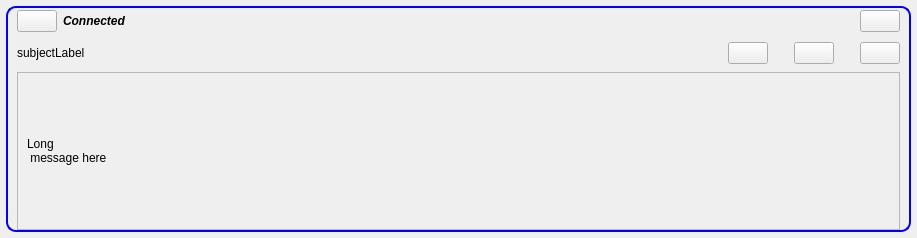
Above: retroshare-gui/src/gui/feeds/MsgItem.ui from RetroShare/RetroShare before the change. Below: the same form after it.
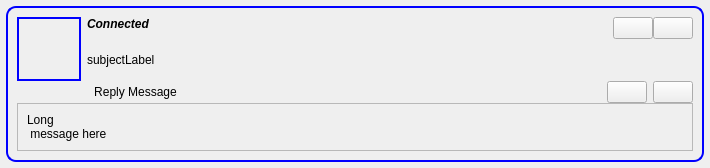
That is the form after the change. Icons and pictures are not drawn.

Commit message: Redesign the Message Item feed

What changed in the file:
```diff
--- a/retroshare-gui/src/gui/feeds/MsgItem.ui
+++ b/retroshare-gui/src/gui/feeds/MsgItem.ui
@@ -6,8 +6,8 @@
    <rect>
     <x>0</x>
     <y>0</y>
-    <width>917</width>
-    <height>238</height>
+    <width>710</width>
+    <height>168</height>
    </rect>
   </property>
   <property name="windowTitle">
@@ -37,52 +37,38 @@
      <property name="frameShadow">
       <enum>QFrame::Raised</enum>
      </property>
-     <layout class="QVBoxLayout">
-      <property name="topMargin">
+     <layout class="QGridLayout" name="gridLayout_2">
+      <property name="verticalSpacing">
        <number>0</number>
       </property>
-      <property name="bottomMargin">
-       <number>0</number>
-      </property>
-      <item>
-       <layout class="QHBoxLayout">
-        <item>
-         <widget class="QPushButton" name="clearButton">
-          <property name="sizePolicy">
-           <sizepolicy hsizetype="Minimum" vsizetype="Fixed">
-            <horstretch>0</horstretch>
-            <verstretch>0</verstretch>
-           </sizepolicy>
-          </property>
-          <property name="toolTip">
-           <string>Remove Item</string>
+      <item row="0" column="0">
+       <widget class="QLabel" name="avatarlabel">
+        <property name="minimumSize">
+         <size>
+          <width>64</width>
+          <height>64</height>
+         </size>
+        </property>
+        <property name="maximumSize">
+         <size>
+          <width>64</width>
+          <height>64</height>
+         </size>
+        </property>
+        <property name="styleSheet">
+         <string notr="true">QLabel#avatarlabel{border: 2px solid blue; 
+background-color: qlineargradient(x1: 0, y1: 0, x2: 0, y2: 1,
+stop: 0 #2291E0, stop: 1 #3EB3FF);
+}</string>
           </property>
           <property name="text">
            <string/>
           </property>
-          <property name="icon">
-           <iconset resource="../images.qrc">
-            <normaloff>:/images/close_normal.png</normaloff>:/images/close_normal.png</iconset>
-          </property>
-         </widget>
-        </item>
-        <item>
-         <spacer>
-          <property name="orientation">
-           <enum>Qt::Horizontal</enum>
-          </property>
-          <property name="sizeType">
-           <enum>QSizePolicy::Preferred</enum>
-          </property>
-          <property name="sizeHint" stdset="0">
-           <size>
-            <width>16</width>
-            <height>26</height>
-           </size>
-          </property>
-         </spacer>
-        </item>
-        <item>
+       </widget>
+      </item>
+      <item row="0" column="1" colspan="4">
+       <layout class="QGridLayout" name="gridLayout">
+        <item row="0" column="0">
          <widget class="QLabel" name="titleLabel">
           <property name="sizePolicy">
            <sizepolicy hsizetype="Minimum" vsizetype="Minimum">
@@ -100,9 +86,12 @@
           <property name="text">
            <string>Connected</string>
           </property>
+          <property name="alignment">
+           <set>Qt::AlignLeading|Qt::AlignLeft|Qt::AlignTop</set>
+          </property>
          </widget>
         </item>
-        <item>
+        <item row="0" column="1">
          <spacer>
           <property name="orientation">
            <enum>Qt::Horizontal</enum>
@@ -112,13 +101,13 @@
           </property>
           <property name="sizeHint" stdset="0">
            <size>
-            <width>1000</width>
-            <height>20</height>
+            <width>557</width>
+            <height>18</height>
            </size>
           </property>
          </spacer>
         </item>
-        <item>
+        <item row="0" column="2">
          <widget class="QPushButton" name="expandButton">
           <property name="sizePolicy">
            <sizepolicy hsizetype="Fixed" vsizetype="Fixed">
@@ -138,11 +127,27 @@
           </property>
          </widget>
         </item>
-       </layout>
-      </item>
-      <item>
-       <layout class="QHBoxLayout">
-        <item>
+        <item row="0" column="3">
+         <widget class="QPushButton" name="clearButton">
+          <property name="sizePolicy">
+           <sizepolicy hsizetype="Minimum" vsizetype="Fixed">
+            <horstretch>0</horstretch>
+            <verstretch>0</verstretch>
+           </sizepolicy>
+          </property>
+          <property name="toolTip">
+           <string>Remove Item</string>
+          </property>
+          <property name="text">
+           <string/>
+          </property>
+          <property name="icon">
+           <iconset resource="../images.qrc">
+            <normaloff>:/images/close_normal.png</normaloff>:/images/close_normal.png</iconset>
+          </property>
+         </widget>
+        </item>
+        <item row="1" column="0" colspan="4">
          <widget class="QLabel" name="subjectLabel">
           <property name="sizePolicy">
            <sizepolicy hsizetype="MinimumExpanding" vsizetype="Preferred">
@@ -153,55 +158,47 @@
           <property name="text">
            <string>subjectLabel</string>
           </property>
+          <property name="wordWrap">
+           <bool>true</bool>
+          </property>
          </widget>
         </item>
-        <item>
-         <spacer>
-          <property name="orientation">
-           <enum>Qt::Horizontal</enum>
-          </property>
-          <property name="sizeType">
-           <enum>QSizePolicy::Preferred</enum>
-          </property>
-          <property name="sizeHint" stdset="0">
-           <size>
-            <width>500</width>
-            <height>26</height>
-           </size>
-          </property>
-         </spacer>
-        </item>
-        <item>
-         <widget class="QPushButton" name="replyButton">
+       </layout>
+      </item>
+      <item row="1" column="1">
+       <widget class="QToolButton" name="replyButton">
           <property name="toolTip">
            <string>Reply to Message</string>
           </property>
           <property name="text">
-           <string/>
+         <string>Reply Message</string>
           </property>
           <property name="icon">
            <iconset resource="../images.qrc">
             <normaloff>:/images/mail_reply.png</normaloff>:/images/mail_reply.png</iconset>
           </property>
-         </widget>
-        </item>
-        <item>
-         <spacer>
+        <property name="toolButtonStyle">
+         <enum>Qt::ToolButtonTextBesideIcon</enum>
+        </property>
+        <property name="autoRaise">
+         <bool>true</bool>
+        </property>
+       </widget>
+      </item>
+      <item row="1" column="2">
+       <spacer name="horizontalSpacer">
           <property name="orientation">
            <enum>Qt::Horizontal</enum>
           </property>
-          <property name="sizeType">
-           <enum>QSizePolicy::Fixed</enum>
-          </property>
           <property name="sizeHint" stdset="0">
            <size>
-            <width>20</width>
+          <width>424</width>
             <height>20</height>
            </size>
           </property>
          </spacer>
         </item>
-        <item>
+      <item row="1" column="3">
          <widget class="QPushButton" name="deleteButton">
           <property name="sizePolicy">
            <sizepolicy hsizetype="Fixed" vsizetype="Fixed">
@@ -221,23 +218,7 @@
           </property>
          </widget>
         </item>
-        <item>
-         <spacer>
-          <property name="orientation">
-           <enum>Qt::Horizontal</enum>
-          </property>
-          <property name="sizeType">
-           <enum>QSizePolicy::Fixed</enum>
-          </property>
-          <property name="sizeHint" stdset="0">
-           <size>
-            <width>20</width>
-            <height>20</height>
-           </size>
-          </property>
-         </spacer>
-        </item>
-        <item>
+      <item row="1" column="4">
          <widget class="QPushButton" name="playButton">
           <property name="sizePolicy">
            <sizepolicy hsizetype="Fixed" vsizetype="Fixed">
@@ -257,9 +238,7 @@
           </property>
          </widget>
         </item>
-       </layout>
-      </item>
-      <item>
+      <item row="2" column="0" colspan="5">
        <widget class="QFrame" name="expandFrame">
         <property name="frameShape">
          <enum>QFrame::StyledPanel</enum>
@@ -280,6 +259,9 @@
             <string>Long 
  message here</string>
            </property>
+           <property name="wordWrap">
+            <bool>true</bool>
+           </property>
           </widget>
          </item>
         </layout>
```
Left out of the diff: 2 changed lines with no effect on the pictures. Lines whose indentation alone changed are shown as unchanged. The commit also changes 3 other files.
